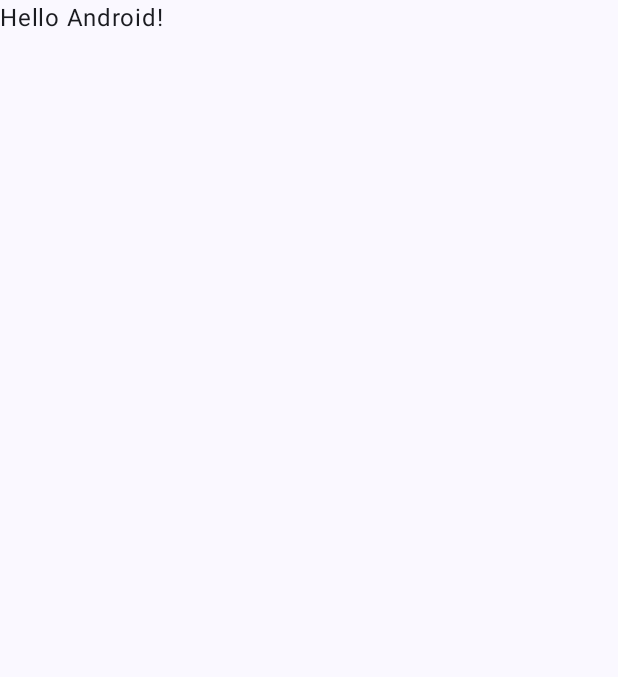
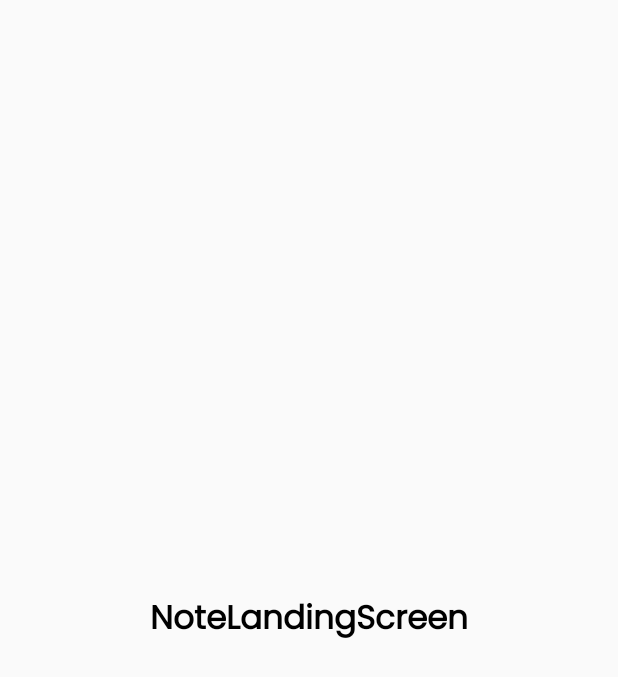
Before and after one commit to jishnu234/NoteAppFB_CRUD, an Android app built with Jetpack Compose: the screen it shows after launch (MainActivity), on a phone screen of 412 x 824 dp. Before the commit the part shown is almost empty. Shown: the top 677 px of the screen. Run offline under Robolectric (Android 15) with nearby library versions, the light colour scheme and no system bars.

Commit message:
- Add Poppins font family  - Setup Navigation

```diff
--- a/app/build.gradle.kts
+++ b/app/build.gradle.kts
@@ -66,4 +66,7 @@
     androidTestImplementation("androidx.compose.ui:ui-test-junit4")
     debugImplementation("androidx.compose.ui:ui-tooling")
     debugImplementation("androidx.compose.ui:ui-test-manifest")
+
+    //navigation
+    implementation(libs.androidx.navigation.compose)
 }
--- a/app/src/main/java/com/example/noteappfirebasecrud/MainActivity.kt
+++ b/app/src/main/java/com/example/noteappfirebasecrud/MainActivity.kt
@@ -3,13 +3,8 @@
 import android.os.Bundle
 import androidx.activity.ComponentActivity
 import androidx.activity.compose.setContent
-import androidx.compose.foundation.layout.fillMaxSize
-import androidx.compose.material3.MaterialTheme
-import androidx.compose.material3.Surface
-import androidx.compose.material3.Text
-import androidx.compose.runtime.Composable
-import androidx.compose.ui.Modifier
-import androidx.compose.ui.tooling.preview.Preview
+import androidx.navigation.compose.rememberNavController
+import com.example.noteappfirebasecrud.navigation.NoteAppFirebaseCrudNavigation
 import com.example.noteappfirebasecrud.ui.theme.NoteAppFirebaseCRUDTheme
 
 class MainActivity : ComponentActivity() {
@@ -18,29 +13,13 @@
         setContent {
             NoteAppFirebaseCRUDTheme {
                 // A surface container using the 'background' color from the theme
-                Surface(
-                    modifier = Modifier.fillMaxSize(),
-                    color = MaterialTheme.colorScheme.background
-                ) {
-                    Greeting("Android")
-                }
+                val navController = rememberNavController()
+
+//                CompositionLocalProvider(LocalNoteNavController provides navController) {
+                NoteAppFirebaseCrudNavigation(navController)
+//                }
+
             }
         }
     }
 }
-
-@Composable
-fun Greeting(name: String, modifier: Modifier = Modifier) {
-    Text(
-        text = "Hello $name!",
-        modifier = modifier
-    )
-}
-
-@Preview(showBackground = true)
-@Composable
-fun GreetingPreview() {
-    NoteAppFirebaseCRUDTheme {
-        Greeting("Android")
-    }
-}
--- /dev/null
+++ b/app/src/main/java/com/example/noteappfirebasecrud/navigation/Navigation.kt
@@ -0,0 +1,40 @@
+package com.example.noteappfirebasecrud.navigation
+
+import androidx.compose.runtime.Composable
+import androidx.navigation.NavHostController
+import androidx.navigation.compose.NavHost
+import androidx.navigation.compose.composable
+import com.example.noteappfirebasecrud.ui.screens.landing.NoteLandingScreen
+import com.example.noteappfirebasecrud.ui.screens.note_edit_screen.NoteEditScreen
+import com.example.noteappfirebasecrud.ui.screens.notescreen.NoteScreen
+
+@Composable
+fun NoteAppFirebaseCrudNavigation(
+    navController: NavHostController
+) {
+
+    NavHost(
+        navController = navController,
+        startDestination = Screens.NoteLandingScreen.route
+    ) {
+
+        composable(
+            route = Screens.NoteLandingScreen.route
+        ) {
+            NoteLandingScreen { navController.navigate(Screens.NoteScreen.route) }
+        }
+
+        composable(
+            route = Screens.NoteScreen.route
+        ) {
+            NoteScreen { navController.navigate(Screens.NoteEditScreen.route) }
+        }
+
+        composable(
+            route = Screens.NoteEditScreen.route
+        ) {
+            NoteEditScreen()
+        }
+    }
+
+}
--- /dev/null
+++ b/app/src/main/java/com/example/noteappfirebasecrud/navigation/Screens.kt
@@ -0,0 +1,7 @@
+package com.example.noteappfirebasecrud.navigation
+
+enum class Screens(val route: String) {
+    NoteLandingScreen(route = "landing_screen"),
+    NoteScreen(route = "note_screen"),
+    NoteEditScreen(route = "note_edit_screen");
+}
--- /dev/null
+++ b/app/src/main/java/com/example/noteappfirebasecrud/ui/screens/landing/NoteLandingScreen.kt
@@ -0,0 +1,33 @@
+package com.example.noteappfirebasecrud.ui.screens.landing
+
+import androidx.compose.foundation.clickable
+import androidx.compose.foundation.layout.Box
+import androidx.compose.foundation.layout.fillMaxSize
+import androidx.compose.material3.MaterialTheme
+import androidx.compose.material3.Text
+import androidx.compose.runtime.Composable
+import androidx.compose.ui.Alignment
+import androidx.compose.ui.Modifier
+import androidx.compose.ui.graphics.Color
+import androidx.compose.ui.text.font.FontWeight
+
+@Composable
+fun NoteLandingScreen(
+    navigateToNoteScreen: () -> Unit
+) {
+    Box(
+        modifier = Modifier.fillMaxSize(),
+        contentAlignment = Alignment.Center
+    ) {
+        Text(
+            modifier = Modifier.clickable {
+                navigateToNoteScreen()
+            },
+            text = "NoteLandingScreen",
+            color = Color.Black,
+            style = MaterialTheme.typography.titleLarge,
+            fontWeight = FontWeight.Bold
+        )
+
+    }
+}
--- a/app/src/main/java/com/example/noteappfirebasecrud/ui/theme/Theme.kt
+++ b/app/src/main/java/com/example/noteappfirebasecrud/ui/theme/Theme.kt
@@ -64,7 +64,54 @@
 
     MaterialTheme(
         colorScheme = colorScheme,
-        typography = Typography,
+        typography = Typography.copy(
+            titleSmall = MaterialTheme.typography.titleSmall.copy(
+                fontFamily = noteAppFirebaseCrudFamily
+            ),
+            titleMedium = MaterialTheme.typography.titleMedium.copy(
+                fontFamily = noteAppFirebaseCrudFamily
+            ),
+            labelMedium = MaterialTheme.typography.labelMedium.copy(
+                fontFamily = noteAppFirebaseCrudFamily
+            ),
+            labelLarge = MaterialTheme.typography.labelLarge.copy(
+                fontFamily = noteAppFirebaseCrudFamily
+            ),
+            headlineSmall = MaterialTheme.typography.headlineSmall.copy(
+                fontFamily = noteAppFirebaseCrudFamily
+            ),
+            headlineMedium = MaterialTheme.typography.headlineMedium.copy(
+                fontFamily = noteAppFirebaseCrudFamily
+            ),
+            headlineLarge = MaterialTheme.typography.headlineLarge.copy(
+                fontFamily = noteAppFirebaseCrudFamily
+            ),
+            displaySmall = MaterialTheme.typography.displaySmall.copy(
+                fontFamily = noteAppFirebaseCrudFamily
+            ),
+            displayMedium = MaterialTheme.typography.displayMedium.copy(
+                fontFamily = noteAppFirebaseCrudFamily
+            ),
+            displayLarge = MaterialTheme.typography.displayLarge.copy(
+                fontFamily = noteAppFirebaseCrudFamily
+            ),
+            bodySmall = MaterialTheme.typography.bodySmall.copy(
+                fontFamily = noteAppFirebaseCrudFamily
+            ),
+            bodyMedium = MaterialTheme.typography.bodyMedium.copy(
+                fontFamily = noteAppFirebaseCrudFamily
+            ),
+            bodyLarge = MaterialTheme.typography.bodyLarge.copy(
+                fontFamily = noteAppFirebaseCrudFamily
+            ),
+            labelSmall = MaterialTheme.typography.labelSmall.copy(
+                fontFamily = noteAppFirebaseCrudFamily
+            ),
+            titleLarge = MaterialTheme.typography.titleLarge.copy(
+                fontFamily = noteAppFirebaseCrudFamily
+            ),
+
+        ),
         content = content
     )
 }
--- a/app/src/main/java/com/example/noteappfirebasecrud/ui/theme/Type.kt
+++ b/app/src/main/java/com/example/noteappfirebasecrud/ui/theme/Type.kt
@@ -2,33 +2,42 @@
 
 import androidx.compose.material3.Typography
 import androidx.compose.ui.text.TextStyle
+import androidx.compose.ui.text.font.Font
 import androidx.compose.ui.text.font.FontFamily
 import androidx.compose.ui.text.font.FontWeight
 import androidx.compose.ui.unit.sp
+import com.example.noteappfirebasecrud.R
 
 // Set of Material typography styles to start with
+val noteAppFirebaseCrudFamily = FontFamily(
+    Font(R.font.poppins_regular),
+    Font(R.font.poppins_bold),
+    Font(R.font.poppins_medium),
+    Font(R.font.poppins_extra_bold),
+    Font(R.font.poppins_thin),
+    Font(R.font.poppins_semi_bold),
+)
 val Typography = Typography(
     bodyLarge = TextStyle(
-        fontFamily = FontFamily.Default,
+        fontFamily = noteAppFirebaseCrudFamily,
         fontWeight = FontWeight.Normal,
         fontSize = 16.sp,
         lineHeight = 24.sp,
         letterSpacing = 0.5.sp
-    )
-    /* Other default text styles to override
+    ),
     titleLarge = TextStyle(
-        fontFamily = FontFamily.Default,
+        fontFamily = noteAppFirebaseCrudFamily,
         fontWeight = FontWeight.Normal,
         fontSize = 22.sp,
         lineHeight = 28.sp,
         letterSpacing = 0.sp
     ),
     labelSmall = TextStyle(
-        fontFamily = FontFamily.Default,
+        fontFamily = noteAppFirebaseCrudFamily,
         fontWeight = FontWeight.Medium,
         fontSize = 11.sp,
         lineHeight = 16.sp,
         letterSpacing = 0.5.sp
-    )
-    */
+    ),
+
 )
--- /dev/null
+++ b/app/src/main/java/com/example/noteappfirebasecrud/util/Utils.kt
@@ -0,0 +1,3 @@
+package com.example.noteappfirebasecrud.util
+
+/* val LocalNoteNavController = compositionLocalOf<NavController>{ error("No NavController found!!") } */
--- a/gradle/libs.versions.toml
+++ b/gradle/libs.versions.toml
@@ -7,6 +7,7 @@
 lifecycleRuntimeKtx = "2.7.0"
 androidGradlePlugin = "8.1.0"
 kotlinAndroid = "1.8.10"
+navigationCompose = "2.7.7"
 
 [libraries]
 androidx-activity-compose = { module = "androidx.activity:activity-compose", version.ref = "activityCompose" }
@@ -14,6 +15,7 @@
 androidx-espresso-core = { module = "androidx.test.espresso:espresso-core", version.ref = "espressoCore" }
 androidx-junit = { module = "androidx.test.ext:junit", version.ref = "androidxJunit" }
 androidx-lifecycle-runtime-ktx = { module = "androidx.lifecycle:lifecycle-runtime-ktx", version.ref = "lifecycleRuntimeKtx" }
+androidx-navigation-compose = { module = "androidx.navigation:navigation-compose", version.ref = "navigationCompose" }
 junit = { module = "junit:junit", version.ref = "junit" }
 
 [plugins]
```
Also changed, not shown: app/src/main/java/com/example/noteappfirebasecrud/ui/screens/note_edit_screen/NoteEditScreen.kt (added, +25 -0 lines), app/src/main/java/com/example/noteappfirebasecrud/ui/screens/notescreen/NoteScreen.kt (added, +31 -0 lines), app/src/main/res/font/poppins_bold.ttf (added), app/src/main/res/font/poppins_extra_bold.ttf (added), app/src/main/res/font/poppins_medium.ttf (added), app/src/main/res/font/poppins_regular.ttf (added), app/src/main/res/font/poppins_semi_bold.ttf (added), app/src/main/res/font/poppins_thin.ttf (added).
